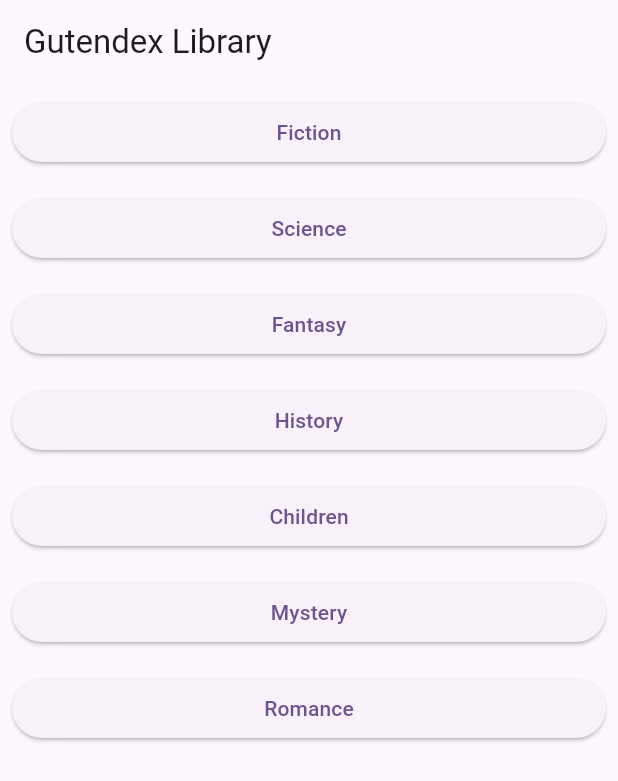
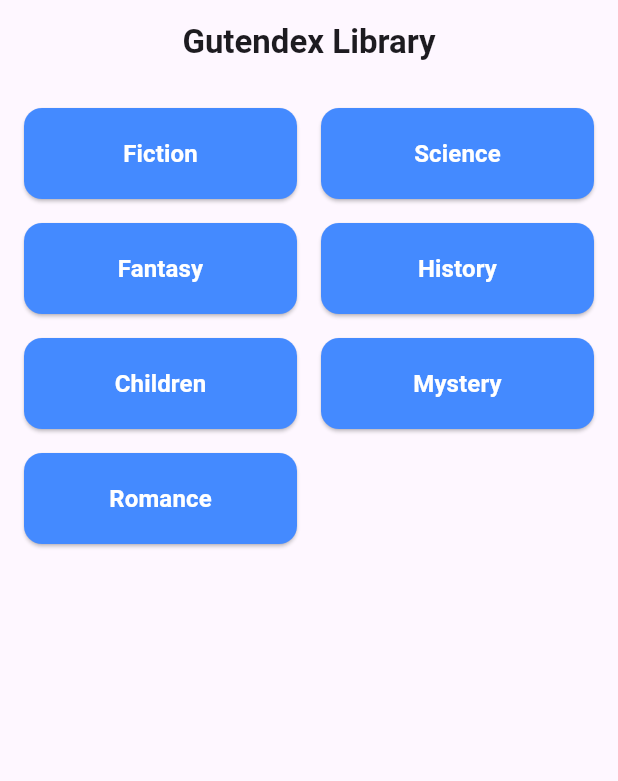
Before and after one commit to rushimandlik1024/gutendex_books1, a Flutter app: the screen it shows after launch, on a phone screen of 412 x 824 dp. Shown: the top 781 px of the screen. Run offline on Flutter 3.47's test engine with Material 3 defaults, Android fonts, the light colour scheme and no system bars.

Commit message:
Changes Updated

```diff
--- a/lib/screens/home_screen.dart
+++ b/lib/screens/home_screen.dart
@@ -1,4 +1,3 @@
-
 import 'package:flutter/material.dart';
 import 'books_list_screen.dart';
 
@@ -18,26 +17,43 @@
   @override
   Widget build(BuildContext context) {
     return Scaffold(
-      appBar: AppBar(title: const Text('Gutendex Library')),
-      body: ListView.builder(
-        itemCount: categories.length,
-        itemBuilder: (context, index) {
-          return Padding(
-            padding: const EdgeInsets.all(8.0),
-            child: ElevatedButton(
+      appBar: AppBar(
+        title: const Text('Gutendex Library', style: TextStyle(fontWeight: FontWeight.bold)),
+        centerTitle: true,
+      ),
+      body: Padding(
+        padding: const EdgeInsets.all(16.0),
+        child: GridView.builder(
+          gridDelegate: const SliverGridDelegateWithFixedCrossAxisCount(
+            crossAxisCount: 2,
+            crossAxisSpacing: 16,
+            mainAxisSpacing: 16,
+            childAspectRatio: 3,
+          ),
+          itemCount: categories.length,
+          itemBuilder: (context, index) {
+            return ElevatedButton(
+              style: ElevatedButton.styleFrom(
+                backgroundColor: Colors.blueAccent,
+                foregroundColor: Colors.white,
+                shape: RoundedRectangleBorder(borderRadius: BorderRadius.circular(12)),
+              ),
               onPressed: () {
                 Navigator.push(
                   context,
                   MaterialPageRoute(
-                    builder: (_) =>
-                        BooksListScreen(category: categories[index]),
+                    builder: (_) => BooksListScreen(category: categories[index]),
                   ),
                 );
               },
-              child: Text(categories[index]),
-            ),
-          );
-        },
+              child: Text(
+                categories[index],
+                textAlign: TextAlign.center,
+                style: const TextStyle(fontSize: 16, fontWeight: FontWeight.w600),
+              ),
+            );
+          },
+        ),
       ),
     );
   }
```
Also changed, not shown: lib/screens/books_list_screen.dart (+16 -5 lines), lib/widgets/book_tile.dart (+15 -7 lines), 5 other files.
